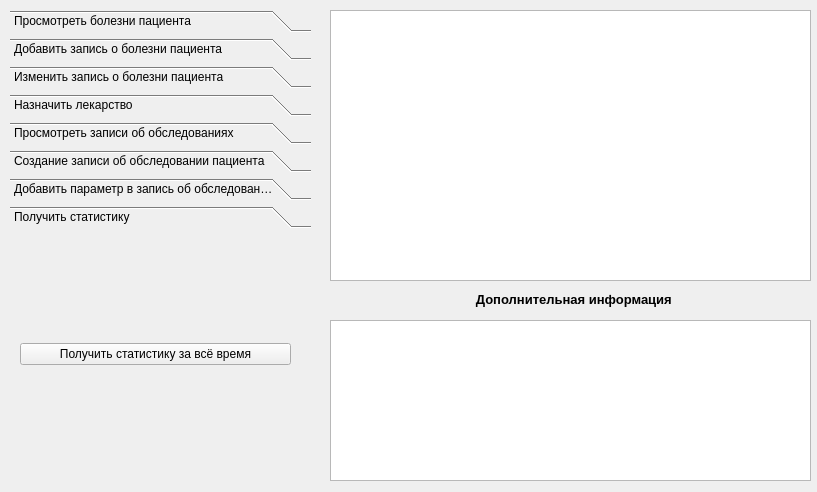
Above: client/gui/ui/doc_window.ui from Banifest/HospitalDB before the change. Below: the same form after it.
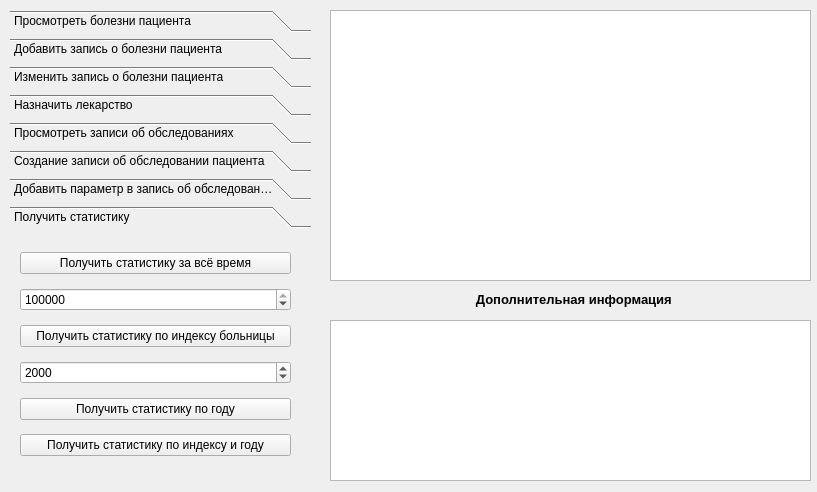
That is the form after the change. Icons and pictures are not drawn.

The edit to the form file:
```diff
--- a/client/gui/ui/doc_window.ui
+++ b/client/gui/ui/doc_window.ui
@@ -1704,6 +1704,47 @@
                                 </property>
                             </widget>
                         </item>
+                        <item row="3" column="0">
+                            <widget class="QDateEdit" name="get_stat_date">
+                                <property name="currentSection">
+                                    <enum>QDateTimeEdit::YearSection</enum>
+                                </property>
+                                <property name="displayFormat">
+                                    <string>yyyy</string>
+                                </property>
+                            </widget>
+                        </item>
+                        <item row="5" column="0">
+                            <widget class="QPushButton" name="get_stat_by_index_year">
+                                <property name="text">
+                                    <string>Получить статистику по индексу и году</string>
+                                </property>
+                            </widget>
+                        </item>
+                        <item row="4" column="0">
+                            <widget class="QPushButton" name="get_stat_by_year">
+                                <property name="text">
+                                    <string>Получить статистику по году</string>
+                                </property>
+                            </widget>
+                        </item>
+                        <item row="2" column="0">
+                            <widget class="QPushButton" name="get_stat_by_index">
+                                <property name="text">
+                                    <string>Получить статистику по индексу больницы</string>
+                                </property>
+                            </widget>
+                        </item>
+                        <item row="1" column="0">
+                            <widget class="QSpinBox" name="get_stat_index_text_box">
+                                <property name="maximum">
+                                    <number>999999</number>
+                                </property>
+                                <property name="value">
+                                    <number>220000</number>
+                                </property>
+                            </widget>
+                        </item>
                     </layout>
                 </widget>
             </widget>
```
